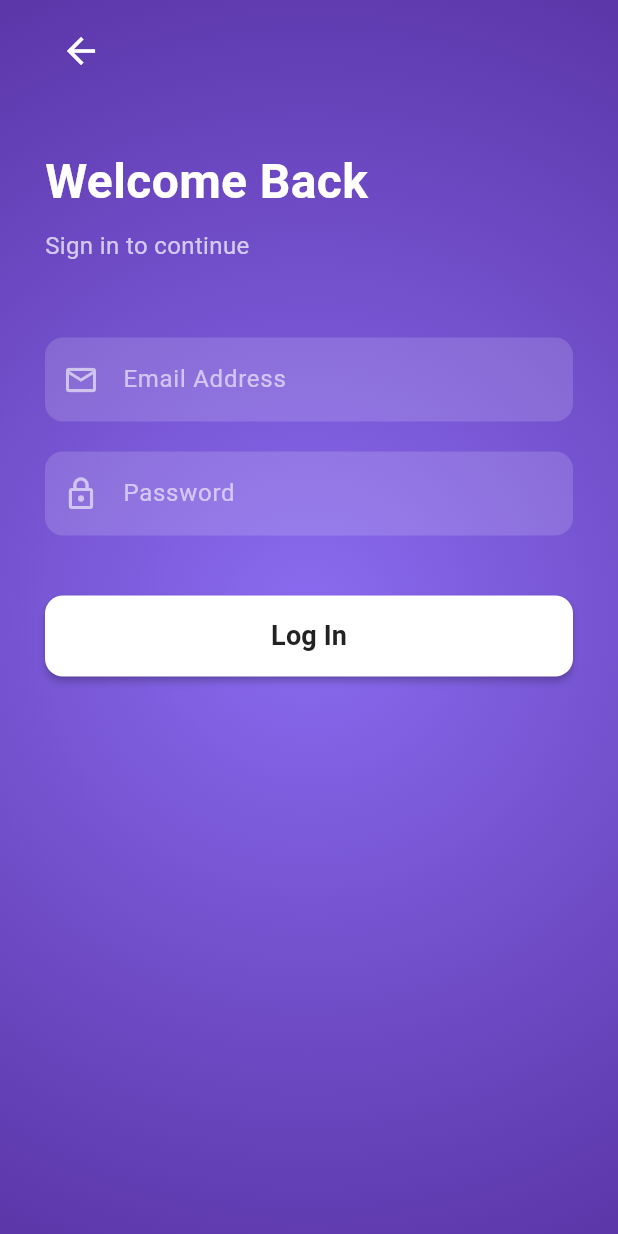
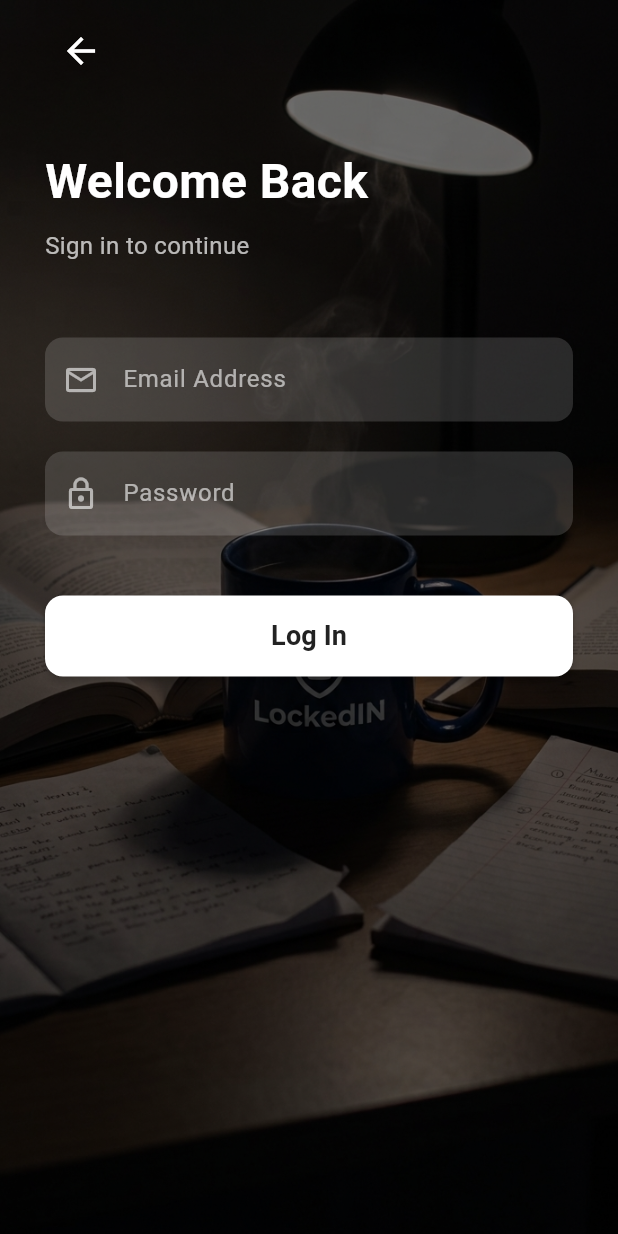
Before and after one commit to jeevan764/lockedin, a Flutter app: the screen it shows after launch, after a tap on "Log In", on a phone screen of 412 x 824 dp. Run offline on Flutter 3.47's test engine with Material 3 defaults, Android fonts, the phone set to English and light mode, and no system bars; our stand-ins replace geocoding, geolocator, image_picker, shared_preferences, supabase_flutter, table_calendar; accounts and stored records are empty.

Commit message:
updated_screen page

```diff
--- a/lib/screens/login_screen.dart
+++ b/lib/screens/login_screen.dart
@@ -68,11 +68,15 @@ class _LoginScreenState extends State<LoginScreen> {
       body: Container(
         width: double.infinity,
         height: double.infinity,
-        decoration: const BoxDecoration(
-          gradient: RadialGradient(
-            center: Alignment.center,
-            radius: 1.2,
-            colors: [Color(0xff8b6bf0), Color(0xff5732a3)],
+        decoration: BoxDecoration(
+          image: DecorationImage(
+            image: const AssetImage('assets/LockedIN_coverpage.jpeg'), // Your new background image
+            fit: BoxFit.cover,
+            // Adds a subtle dark tint so the white text pops against the lamp light
+            colorFilter: ColorFilter.mode(
+              Colors.black.withOpacity(0.45),
+              BlendMode.darken,
+            ),
           ),
         ),
         child: SafeArea(
--- a/lib/screens/welcome_screen.dart
+++ b/lib/screens/welcome_screen.dart
@@ -12,14 +12,14 @@ class WelcomeScreen extends StatelessWidget {
       body: Container(
         width: double.infinity,
         height: double.infinity,
-        decoration: const BoxDecoration(
-          gradient: RadialGradient(
-            center: Alignment.center,
-            radius: 1.2,
-            colors: [
-              Color(0xff8b6bf0),
-              Color(0xff5732a3),
-            ],
+        decoration: BoxDecoration(
+          image: DecorationImage(
+            image: const AssetImage('assets/LockedIN_coverpage.jpeg'),
+            fit: BoxFit.cover,
+            colorFilter: ColorFilter.mode(
+              Colors.black.withOpacity(0.45),
+              BlendMode.darken,
+            ),
           ),
         ),
         child: SafeArea(
--- a/pubspec.yaml
+++ b/pubspec.yaml
@@ -68,6 +68,8 @@ flutter:
   # assets:
   #   - images/a_dot_burr.jpeg
   #   - images/a_dot_ham.jpeg
+  assets:
+    - assets/LockedIN_coverpage.jpeg
 
   # An image asset can refer to one or more resolution-specific "variants", see
   # https://flutter.dev/to/resolution-aware-images
```
Also changed, not shown: lib/screens/signup_screen.dart (+9 -5 lines), assets/LockedIN_coverpage.jpeg (added), pubspec.lock.
